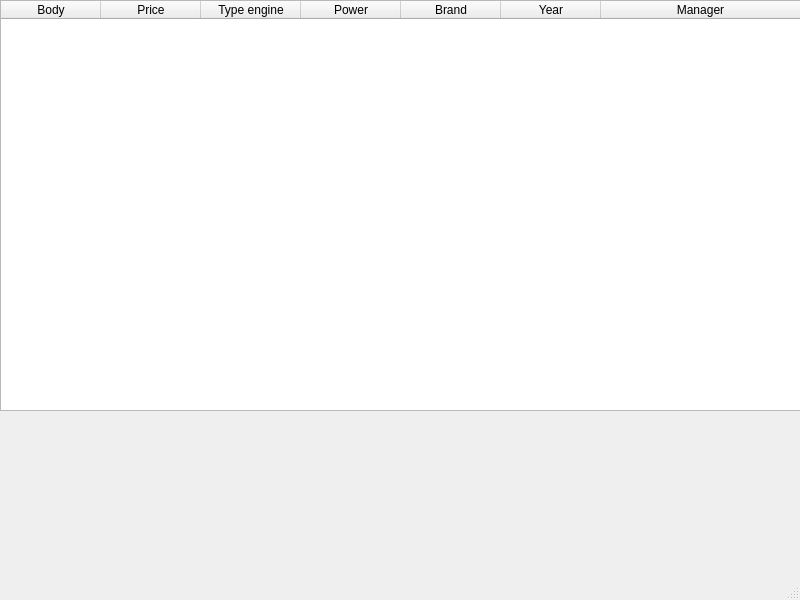
The window that mainwindow.ui (DmitriiKJ/FinalProject) describes before a commit, drawn with Qt 5.
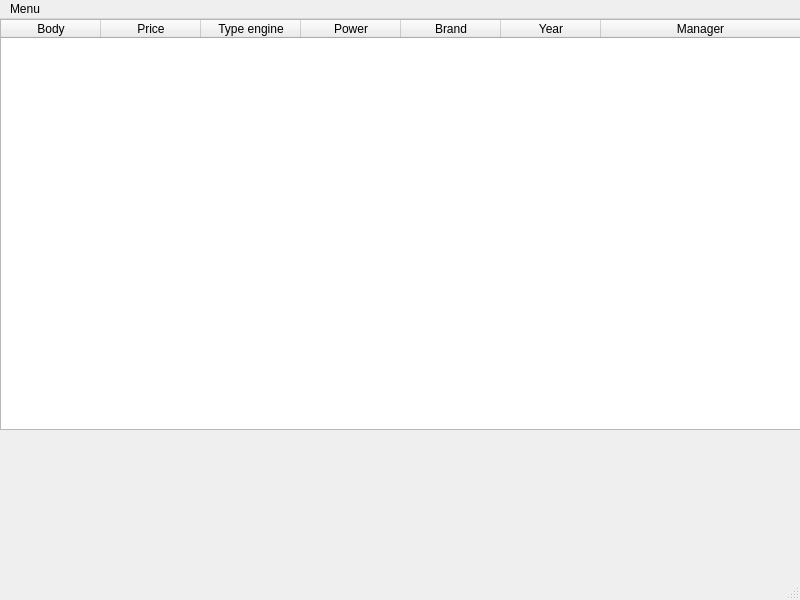
The same window after the commit.

The edit to the form file:
```diff
--- a/mainwindow.ui
+++ b/mainwindow.ui
@@ -78,6 +78,13 @@
      <height>21</height>
     </rect>
    </property>
+   <widget class="QMenu" name="menuMenu">
+    <property name="title">
+     <string>Menu</string>
+    </property>
+    <addaction name="actionManagers"/>
+   </widget>
+   <addaction name="menuMenu"/>
   </widget>
   <widget class="QStatusBar" name="statusbar"/>
  </widget>
```
Left out of the diff: 7 changed lines with no effect on the pictures.
